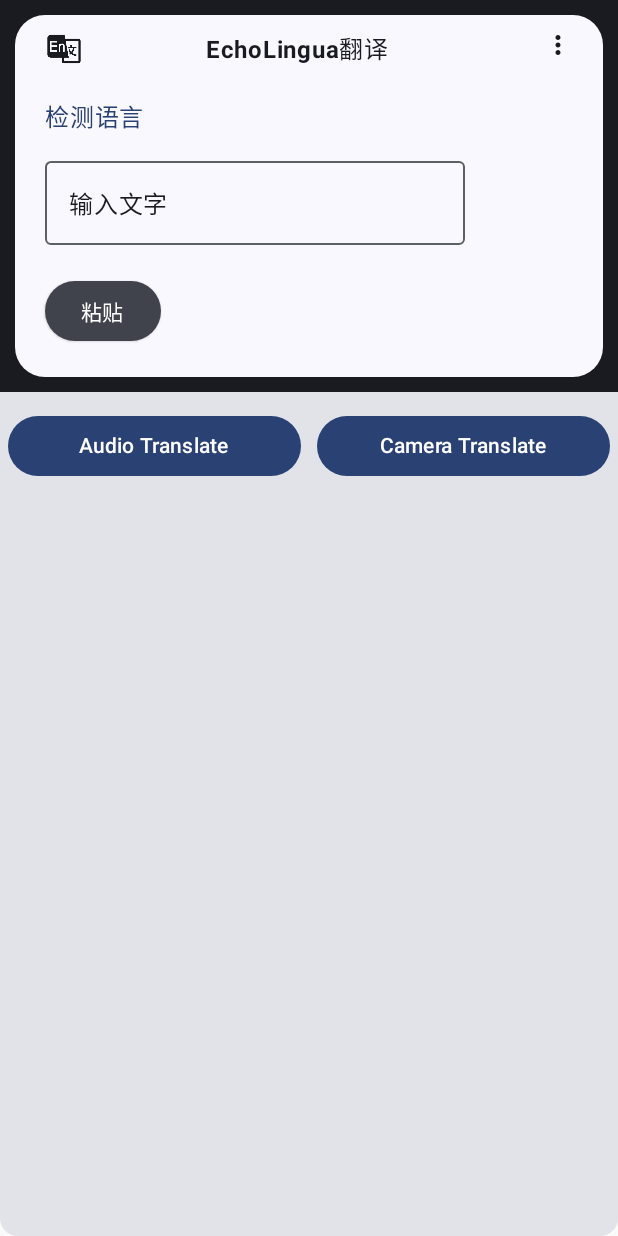
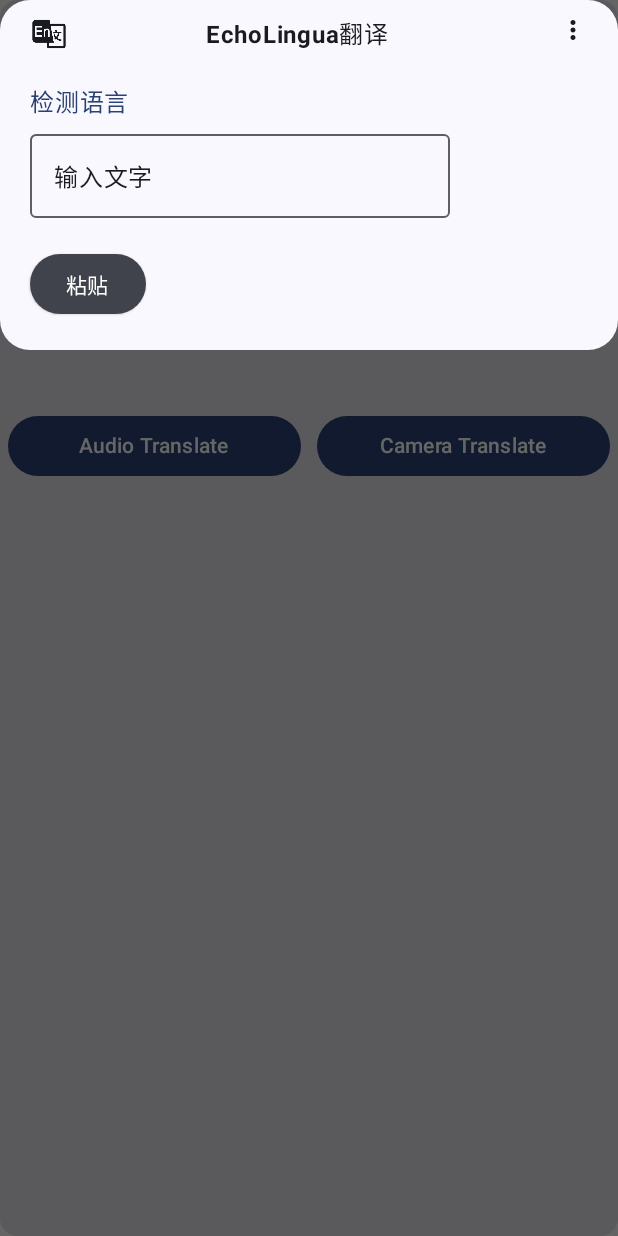
Before and after one commit to HXavier21/EchoLingua, an Android app built with Jetpack Compose: the screen it shows after launch (MainActivity), after a tap on "清除", on a phone screen of 412 x 824 dp. Run offline under Robolectric (Android 15) with nearby library versions, the phone set to English and light mode, and no system bars; libraries missing offline, so code that uses them is left out: androidx.camera.core, androidx.camera.lifecycle, androidx.camera.view, com.google.mlkit.common, com.google.mlkit.nl; 4 statements that could not run were skipped.

Commit message:
添加切换动画

```diff
--- a/Android/app/src/main/java/com/example/echolingua/QuickTranslateActivity.kt
+++ b/Android/app/src/main/java/com/example/echolingua/QuickTranslateActivity.kt
@@ -31,6 +31,7 @@ import androidx.compose.ui.tooling.preview.Preview
 import androidx.core.view.ViewCompat
 import androidx.core.view.WindowCompat
 import com.example.echolingua.ui.page.QuickTranslatePage
+import com.example.echolingua.ui.page.StateChoose
 import com.example.echolingua.ui.page.TranslatePageViewModel
 import com.example.echolingua.ui.theme.EchoLinguaTheme
 
@@ -41,10 +42,13 @@ class QuickTranslateActivity : ComponentActivity() {
         enableEdgeToEdge()
         setContent {
             EchoLinguaTheme {
-                var state by remember { mutableStateOf(1) }
-                QuickTranslatePage(state = state, onClearClick = {state=0}, onNewTranslateClick = {state=0})
+                StateChoose()
             }
         }
 
     }
+
+    override fun onDestroy() {
+        super.onDestroy()
+    }
 }
--- /dev/null
+++ b/Android/app/src/main/java/com/example/echolingua/ui/component/ContentAfterTranslate.kt
@@ -0,0 +1,115 @@
+package com.example.echolingua.ui.component
+
+import androidx.compose.foundation.clickable
+import androidx.compose.foundation.layout.Column
+import androidx.compose.foundation.layout.Row
+import androidx.compose.foundation.layout.Spacer
+import androidx.compose.foundation.layout.padding
+import androidx.compose.foundation.layout.size
+import androidx.compose.material3.HorizontalDivider
+import androidx.compose.material3.Icon
+import androidx.compose.material3.MaterialTheme
+import androidx.compose.material3.Text
+import androidx.compose.runtime.Composable
+import androidx.compose.ui.Modifier
+import androidx.compose.ui.graphics.Color
+import androidx.compose.ui.platform.LocalClipboardManager
+import androidx.compose.ui.res.painterResource
+import androidx.compose.ui.text.AnnotatedString
+import androidx.compose.ui.tooling.preview.Preview
+import androidx.compose.ui.unit.dp
+import com.example.echolingua.R
+
+@Preview
+@Composable
+fun ContentAfterTranslate() {
+    Column {
+        val clipboardManger = LocalClipboardManager.current
+        val onCloneClick: () -> Unit = {
+            val textToCopy = "hello"
+            clipboardManger.setText(AnnotatedString(textToCopy))
+        }
+        Row(
+            modifier = Modifier
+        ) {
+            Text(
+                text = "中文(简体)   - 检测到的语言",
+                color = MaterialTheme.colorScheme.onSurface,
+                modifier = Modifier
+                    .padding(top = 30.dp, start = 20.dp)
+            )
+            Spacer(modifier = Modifier.weight(1f))
+            Icon(
+                painter = painterResource(id = R.drawable.paste),
+                contentDescription = null,
+                tint = MaterialTheme.colorScheme.onSurface,
+                modifier = Modifier
+                    .padding(end = 20.dp, top = 30.dp)
+                    .size(25.dp)
+                    .clickable {
+                        onCloneClick()
+                    }
+            )
+
+            Icon(
+                painter = painterResource(id = R.drawable.report),
+                contentDescription = null,
+                tint = MaterialTheme.colorScheme.onSurface,
+                modifier = Modifier
+                    .padding(end = 20.dp, top = 30.dp)
+                    .size(25.dp)
+            )
+        }
+        Text(
+            text = "身体",
+            color = MaterialTheme.colorScheme.onSurface,
+            modifier = Modifier
+                .padding(top = 20.dp, start = 20.dp)
+        )
+        HorizontalDivider(
+            modifier = Modifier.padding(
+                start = 100.dp,
+                top = 20.dp,
+                end = 100.dp
+            ),
+            color = Color.DarkGray
+        )
+        Row(
+            modifier = Modifier
+        ) {
+            Text(
+                text = "英语",
+                color = MaterialTheme.colorScheme.surfaceTint,
+                modifier = Modifier
+                    .padding(top = 20.dp, start = 20.dp)
+            )
+            Spacer(modifier = Modifier.weight(1f))
+            Icon(
+                painter = painterResource(id = R.drawable.paste),
+                contentDescription = null,
+                tint = MaterialTheme.colorScheme.surfaceTint,
+                modifier = Modifier
+                    .padding(end = 20.dp, top = 20.dp)
+                    .size(25.dp)
+                    .clickable {
+                        onCloneClick()
+                    }
+            )
+            Icon(
+                painter = painterResource(id = R.drawable.report),
+                contentDescription = null,
+                tint = MaterialTheme.colorScheme.surfaceTint,
+                modifier = Modifier
+                    .padding(end = 20.dp, top = 20.dp)
+                    .size(25.dp)
+            )
+        }
+        Text(
+            text = "human body",
+            color = MaterialTheme.colorScheme.surfaceTint,
+            modifier = Modifier
+                .padding(top = 20.dp, start = 20.dp, bottom = 20.dp)
+        )
+
+    }
+}
--- /dev/null
+++ b/Android/app/src/main/java/com/example/echolingua/ui/component/ContentBeforeTranslate.kt
@@ -0,0 +1,78 @@
+package com.example.echolingua.ui.component
+
+import androidx.compose.foundation.layout.Column
+import androidx.compose.foundation.layout.padding
+import androidx.compose.foundation.text.KeyboardActions
+import androidx.compose.foundation.text.KeyboardOptions
+import androidx.compose.material3.ButtonDefaults
+import androidx.compose.material3.ElevatedButton
+import androidx.compose.material3.MaterialTheme
+import androidx.compose.material3.OutlinedTextField
+import androidx.compose.material3.Text
+import androidx.compose.runtime.Composable
+import androidx.compose.runtime.getValue
+import androidx.compose.runtime.mutableStateOf
+import androidx.compose.runtime.remember
+import androidx.compose.runtime.setValue
+import androidx.compose.ui.Modifier
+import androidx.compose.ui.platform.LocalClipboardManager
+import androidx.compose.ui.text.input.ImeAction
+import androidx.compose.ui.tooling.preview.Preview
+import androidx.compose.ui.unit.dp
+
+@Composable
+@Preview
+fun ContentBeforeTranslate(
+    onNewTranslateClick: () -> Unit = {}
+) {
+    Column {
+        Text(
+            text = "检测语言",
+            color = MaterialTheme.colorScheme.surfaceTint,
+            modifier = Modifier
+                .padding(top = 20.dp, start = 20.dp)
+        )
+        var text by remember {
+            mutableStateOf("")
+        }
+        val clipboardManager = LocalClipboardManager.current
+        Column(
+            modifier = Modifier
+        ) {
+            OutlinedTextField(
+                value = text,
+                onValueChange = { text = it },
+                keyboardOptions = KeyboardOptions.Default.copy(imeAction = ImeAction.Done),
+                keyboardActions = KeyboardActions(onDone = {
+                    if (text.isNotEmpty()) {
+                        onNewTranslateClick()
+                    }
+                }),
+                modifier = Modifier
+                    .padding(start = 20.dp, top = 10.dp, end = 30.dp),
+                placeholder = {
+                    Text(
+                        "输入文字",
+                        color = MaterialTheme.colorScheme.onSurface,
+                    )
+                }
+            )
+            ElevatedButton(
+                onClick = {
+                    val clipboardText = clipboardManager.getText()
+                    if (clipboardText != null && clipboardText.length > 0) {
+                        text = clipboardText.text
+                    }
+                },
+                colors = ButtonDefaults.buttonColors(MaterialTheme.colorScheme.onSurfaceVariant),
+                modifier = Modifier
+                    .padding(start = 20.dp, top = 20.dp, bottom = 20.dp)
+            )
+            {
+                Text(
+                    "粘贴"
+                )
+            }
+        }
+    }
+}
--- /dev/null
+++ b/Android/app/src/main/java/com/example/echolingua/ui/component/QuickTranslatePgeTopBar.kt
@@ -0,0 +1,82 @@
+package com.example.echolingua.ui.component
+
+
+import androidx.compose.foundation.layout.Row
+import androidx.compose.foundation.layout.Spacer
+import androidx.compose.foundation.layout.fillMaxWidth
+import androidx.compose.foundation.layout.padding
+import androidx.compose.foundation.layout.size
+import androidx.compose.material.icons.Icons
+import androidx.compose.material.icons.filled.MoreVert
+import androidx.compose.material3.Icon
+import androidx.compose.material3.MaterialTheme
+import androidx.compose.material3.Text
+import androidx.compose.runtime.Composable
+import androidx.compose.ui.Modifier
+import androidx.compose.ui.res.painterResource
+import androidx.compose.ui.text.SpanStyle
+import androidx.compose.ui.text.buildAnnotatedString
+import androidx.compose.ui.text.font.FontWeight
+import androidx.compose.ui.text.withStyle
+import androidx.compose.ui.tooling.preview.Preview
+import androidx.compose.ui.unit.dp
+import com.example.echolingua.R
+import com.example.echolingua.ui.theme.EchoLinguaTheme
+
+
+@Composable
+fun QuickTranslatePageTopBar(){
+    Row(
+        modifier = Modifier
+            .fillMaxWidth()
+            .padding(top = 10.dp, start = 10.dp)
+    ) {
+        Icon(
+            painter = painterResource(id = R.drawable.translate),
+            contentDescription = null,
+            tint = MaterialTheme.colorScheme.onSurface,
+            modifier = Modifier
+                .padding(start = 10.dp)
+                .size(25.dp)
+        )
+        Spacer(modifier = Modifier.weight(1f))
+        Text(
+            text = buildAnnotatedString {
+                withStyle(
+                    style = SpanStyle(
+                        fontWeight = FontWeight.Bold
+                    )
+                ) {
+                    append("EchoLingua")
+                }
+                withStyle(
+                    style = SpanStyle(
+                    )
+                ) {
+                    append("翻译")
+                }
+
+            }
+        )
+        Spacer(modifier = Modifier.weight(1f))
+        Icon(
+            imageVector = Icons.Filled.MoreVert,
+            contentDescription = null,
+            tint = MaterialTheme.colorScheme.onSurface,
+            modifier = Modifier
+                .padding(start = 20.dp, end = 20.dp)
+                .size(20.dp)
+        )
+    }
+}
+
+
+
+
+@Composable
+@Preview
+fun Preview() {
+    EchoLinguaTheme {
+       QuickTranslatePageTopBar()
+    }
+}
--- a/Android/app/src/main/java/com/example/echolingua/ui/page/QuickTranslatePage.kt
+++ b/Android/app/src/main/java/com/example/echolingua/ui/page/QuickTranslatePage.kt
@@ -1,26 +1,39 @@
 package com.example.echolingua.ui.page
 
-import android.content.Context
+import android.content.ClipData
+import android.content.ClipboardManager
+import android.content.Context.CLIPBOARD_SERVICE
 import android.content.res.Configuration
-import android.widget.Toast
+import androidx.compose.animation.AnimatedContent
+import androidx.compose.animation.AnimatedVisibility
+import androidx.compose.animation.Crossfade
+import androidx.compose.animation.ExperimentalAnimationApi
+import androidx.compose.animation.animateContentSize
+import androidx.compose.animation.core.tween
 import androidx.compose.foundation.background
 import androidx.compose.foundation.clickable
+import androidx.compose.foundation.layout.Box
 import androidx.compose.foundation.layout.Column
 import androidx.compose.foundation.layout.Row
 import androidx.compose.foundation.layout.Spacer
+import androidx.compose.foundation.layout.fillMaxSize
 import androidx.compose.foundation.layout.fillMaxWidth
+import androidx.compose.foundation.layout.offset
 import androidx.compose.foundation.layout.padding
 import androidx.compose.foundation.layout.size
 import androidx.compose.foundation.shape.RoundedCornerShape
 import androidx.compose.foundation.text.KeyboardActions
 import androidx.compose.foundation.text.KeyboardOptions
 import androidx.compose.material.icons.Icons
+import androidx.compose.material.icons.automirrored.filled.ArrowBack
+import androidx.compose.material.icons.filled.Autorenew
 import androidx.compose.material.icons.filled.MoreVert
+import androidx.compose.material.icons.filled.Star
 import androidx.compose.material3.ButtonDefaults
 import androidx.compose.material3.CardDefaults
-import androidx.compose.material3.Divider
 import androidx.compose.material3.ElevatedButton
 import androidx.compose.material3.ElevatedCard
+import androidx.compose.material3.HorizontalDivider
 import androidx.compose.material3.Icon
 import androidx.compose.material3.MaterialTheme
 import androidx.compose.material3.OutlinedTextField
@@ -30,8 +43,8 @@ import androidx.compose.runtime.getValue
 import androidx.compose.runtime.mutableIntStateOf
 import androidx.compose.runtime.mutableStateOf
 import androidx.compose.runtime.remember
-import androidx.compose.runtime.saveable.rememberSaveable
 import androidx.compose.runtime.setValue
+import androidx.compose.ui.Alignment
 import androidx.compose.ui.Modifier
 import androidx.compose.ui.draw.clip
 import androidx.compose.ui.graphics.Color
@@ -43,17 +56,34 @@ import androidx.compose.ui.text.SpanStyle
 import androidx.compose.ui.text.buildAnnotatedString
 import androidx.compose.ui.text.font.FontWeight
 import androidx.compose.ui.text.input.ImeAction
-import androidx.compose.ui.text.style.TextAlign
 import androidx.compose.ui.text.withStyle
 import androidx.compose.ui.tooling.preview.Preview
 import androidx.compose.ui.unit.dp
+import androidx.compose.ui.unit.sp
+import androidx.compose.ui.window.Dialog
+import androidx.core.content.ContextCompat.getSystemService
+import com.example.echolingua.QuickTranslateActivity
 import com.example.echolingua.R
+import com.example.echolingua.ui.component.ContentAfterTranslate
+import com.example.echolingua.ui.component.ContentBeforeTranslate
+import com.example.echolingua.ui.component.QuickTranslatePageTopBar
 import com.example.echolingua.ui.theme.EchoLinguaTheme
 
+@OptIn(ExperimentalAnimationApi::class)
 @Composable
-fun QuickTranslatePage(state: Number, onClearClick:()->Unit={},onNewTranslateClick:()->Unit={}) {
+fun QuickTranslatePage(
+    state: Boolean, onClearClick: () -> Unit = {}, onNewTranslateClick: () -> Unit = {},
+    onDismissRequest: () -> Unit = {}
+) {
 
-    Column {
+    Dialog(
+        onDismissRequest = { onDismissRequest() }
+
+    ) {
+        Column(
+            modifier = Modifier
+                .fillMaxSize()
+        ) {
             ElevatedCard(
                 elevation = CardDefaults.cardElevation(
                     defaultElevation = 10.dp
@@ -62,185 +92,26 @@ fun QuickTranslatePage(state: Number, onClearClick:()->Unit={},onNewTranslateCli
                     containerColor = MaterialTheme.colorScheme.surface,
                 ),
                 modifier = Modifier
-                .background(color = MaterialTheme.colorScheme.onSurface)
-                .padding(10.dp)
+                    .animateContentSize()
                     .clip(RoundedCornerShape(20.dp))
                     .fillMaxWidth()
             ) {
-            Row(
-                modifier = Modifier
-                    .fillMaxWidth()
-                    .padding(top = 10.dp, start = 10.dp)
-            ) {
-                Icon(
-                    painter = painterResource(id = R.drawable.translate),
-                    contentDescription = null,
-                    tint = MaterialTheme.colorScheme.onSurface,
-                    modifier = Modifier
-                        .padding(start = 10.dp)
-                        .size(25.dp)
-                )
-                Spacer(modifier = Modifier.weight(1f))
-                Text(
-                    text = buildAnnotatedString {
-                        withStyle(
-                            style = SpanStyle(
-                                fontWeight = FontWeight.Bold
-                            )
-                        ){
-                            append("EchoLingua")
-                        }
-                        withStyle(
-                            style = SpanStyle(
-                            )
-                        ){
-                            append("翻译")
-                        }
-
-                    }
-                )
-                Spacer(modifier = Modifier.weight(1f))
-                Icon(
-                    imageVector = Icons.Filled.MoreVert,
-                    contentDescription = null,
-                    tint =  MaterialTheme.colorScheme.onSurface,
-                    modifier = Modifier
-                        .padding(start = 20.dp, end = 20.dp)
-                        .size(20.dp)
-                )
-            }
-            if (state == 1) {
-                val clipboardManger= LocalClipboardManager.current
-                val onCloneClick: ()->Unit={
-                      val textToCopy="Hello"
-                        clipboardManger.setText(AnnotatedString(textToCopy))
-                }
-                Row {
-                    Text(
-                        text = "中文(简体)   - 检测到的语言",
-                        color =  MaterialTheme.colorScheme.onSurface,
-                        modifier = Modifier
-                            .padding(top = 30.dp, start = 20.dp)
-                    )
-                    Spacer(modifier = Modifier.weight(1f))
-                        Icon(
-                            painter = painterResource(id = R.drawable.paste),
-                            contentDescription = null,
-                            tint = MaterialTheme.colorScheme.onSurface,
-                            modifier = Modifier
-                                .padding(end = 20.dp, top = 20.dp)
-                                .size(25.dp)
-                                .clickable {
-                                     onCloneClick()
-                                }
-                        )
-
-                    Icon(
-                        painter = painterResource(id = R.drawable.report),
-                        contentDescription = null,
-                        tint =  MaterialTheme.colorScheme.onSurface,
-                        modifier = Modifier
-                            .padding(end = 20.dp, top = 20.dp)
-                            .size(25.dp)
-                    )
-                }
-                Text(
-                    text = "身体",
-                    color =  MaterialTheme.colorScheme.onSurface,
-                    modifier = Modifier
-                        .padding(top = 20.dp, start = 20.dp)
-                )
-                Divider(
-                    color = Color.DarkGray,
-                    modifier = Modifier.padding(start = 100.dp, top = 20.dp, end = 100.dp)
-                )
-                Row {
-                    Text(
-                        text = "英语",
-                        color = MaterialTheme.colorScheme.surfaceTint,
-                        modifier = Modifier
-                            .padding(top = 30.dp, start = 20.dp)
-                    )
-                    Spacer(modifier = Modifier.weight(1f))
-                    Icon(
-                        painter = painterResource(id = R.drawable.paste),
-                        contentDescription = null,
-                        tint = MaterialTheme.colorScheme.surfaceTint,
-                        modifier = Modifier
-                            .padding(end = 20.dp, top = 20.dp)
-                            .size(25.dp)
-                            .clickable {
-                                onCloneClick()
-                            }
-                    )
-                    Icon(
-                        painter = painterResource(id = R.drawable.report),
-                        contentDescription = null,
-                        tint = MaterialTheme.colorScheme.surfaceTint,
-                        modifier = Modifier
-                            .padding(end = 20.dp, top = 20.dp)
-                            .size(25.dp)
-                    )
-                }
-                Text(
-                    text = "human body",
-                    color = MaterialTheme.colorScheme.surfaceTint,
-                    modifier = Modifier
-                        .padding(top = 20.dp, start = 20.dp, bottom = 20.dp)
-                )
-            }else{
-                Text(
-                    text = "检测语言",
-                    color = MaterialTheme.colorScheme.surfaceTint,
-                    modifier = Modifier
-                        .padding(top = 20.dp, start = 20.dp)
-                )
-                var text by remember {
-                    mutableStateOf("")
-                }
-                val clipboardManager= LocalClipboardManager.current
-                OutlinedTextField(
-                    value = text,
-                    onValueChange = { text = it },
-                    keyboardOptions = KeyboardOptions.Default.copy(imeAction = ImeAction.Done),
-                    keyboardActions = KeyboardActions(onDone = {
-                        if( text.isNotEmpty()) {
-                           onNewTranslateClick()
-                       }
-                    }),
-                    modifier = Modifier
-                        .padding(start = 20.dp, top = 10.dp),
-                    label = {
-                        Text(
-                            "输入文字",
-                            color =  MaterialTheme.colorScheme.onSurface,
-                        )
-                    }
-                )
-
-                ElevatedButton(
-                    onClick = {
-                              val clipboardText=clipboardManager.getText()
-                        if(clipboardText!=null){
-                            text=clipboardText.text
-                        }
-                    },
-                    colors = ButtonDefaults.buttonColors(MaterialTheme.colorScheme.onSurfaceVariant),
-                    modifier = Modifier
-                        .padding(start = 20.dp, top = 20.dp, bottom = 20.dp)
-                )
-                {
-                    Text(
-                        "粘贴"
+                QuickTranslatePageTopBar()
+                AnimatedContent(targetState = state, label = "AnimatedContent") {
+                    if (it) {
+                        ContentAfterTranslate()
+                    } else {
+                        ContentBeforeTranslate(
+                            onNewTranslateClick = onNewTranslateClick
                         )
                     }
                 }
             }
-        if (state == 1) {
+            if (state) {
                 Row(
                     modifier = Modifier
                         .fillMaxWidth()
-                    .background(color = MaterialTheme.colorScheme.onSurface)
+
                 ) {
                     ElevatedButton(
                         onClick = {
@@ -253,7 +124,7 @@ fun QuickTranslatePage(state: Number, onClearClick:()->Unit={},onNewTranslateCli
                     {
                         Text(
                             "清除",
-                                color =  MaterialTheme.colorScheme.onSurface
+                            color = MaterialTheme.colorScheme.onSurface
                         )
                     }
                     Spacer(modifier = Modifier.weight(1f))
@@ -268,31 +139,33 @@ fun QuickTranslatePage(state: Number, onClearClick:()->Unit={},onNewTranslateCli
                     {
                         Text(
                             "新翻译",
-                        color =  MaterialTheme.colorScheme.surface
+                            color = MaterialTheme.colorScheme.surface
                         )
                     }
                 }
             }
         }
+
     }
-
-
+}
 
 @Composable
 fun StateChoose() {
-    var state by remember { mutableIntStateOf(1) }
-    QuickTranslatePage(state = state, onClearClick = {state=0}, onNewTranslateClick = {state=1})
+    val context = LocalContext.current
+    var state by remember { mutableStateOf(true) }
+    QuickTranslatePage(state = state,
+        onClearClick = { state = false },
+        onNewTranslateClick = { state = true },
+        onDismissRequest = {
+            (context as QuickTranslateActivity).finish()
+        })
 }
-
 
 @Preview(uiMode = Configuration.UI_MODE_NIGHT_NO, name = "Light")
 @Composable
 fun SecondTitlePreview() {
     EchoLinguaTheme {
-        Column {
         StateChoose()
-        }
-
     }
 }
 
@@ -300,9 +173,6 @@ fun SecondTitlePreview() {
 @Composable
 fun DarkSecondTitlePreview() {
     EchoLinguaTheme {
-        Column {
         StateChoose()
     }
-
 }
-}
```
Lines whose indentation alone changed are shown as unchanged.
